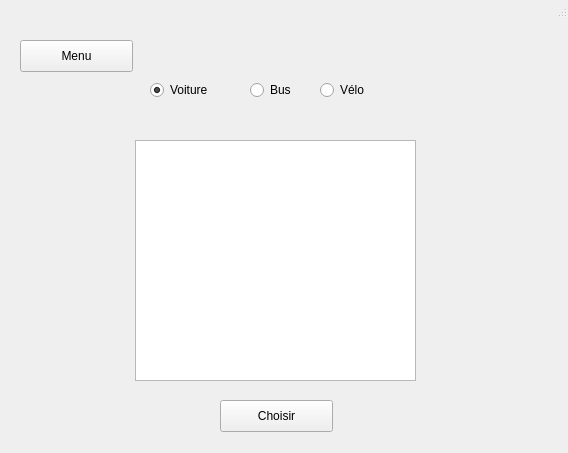
Above: fenetrelocation.ui from TitiCrou/TAC before the change. Below: the same form after it.
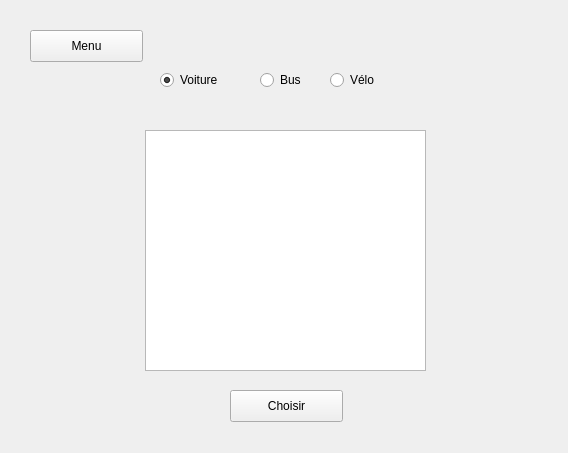
That is the form after the change.

The edit to the form file:
```diff
--- a/fenetrelocation.ui
+++ b/fenetrelocation.ui
@@ -16,8 +16,8 @@
   <widget class="QWidget" name="centralWidget" native="true">
    <property name="geometry">
     <rect>
-     <x>10</x>
-     <y>30</y>
+     <x>20</x>
+     <y>20</y>
      <width>541</width>
      <height>411</height>
     </rect>
@@ -119,16 +119,6 @@
     </property>
    </widget>
   </widget>
-  <widget class="QStatusBar" name="statusbar">
-   <property name="geometry">
-    <rect>
-     <x>0</x>
-     <y>0</y>
-     <width>571</width>
-     <height>18</height>
-    </rect>
-   </property>
-  </widget>
  </widget>
  <resources/>
  <connections/>
```
